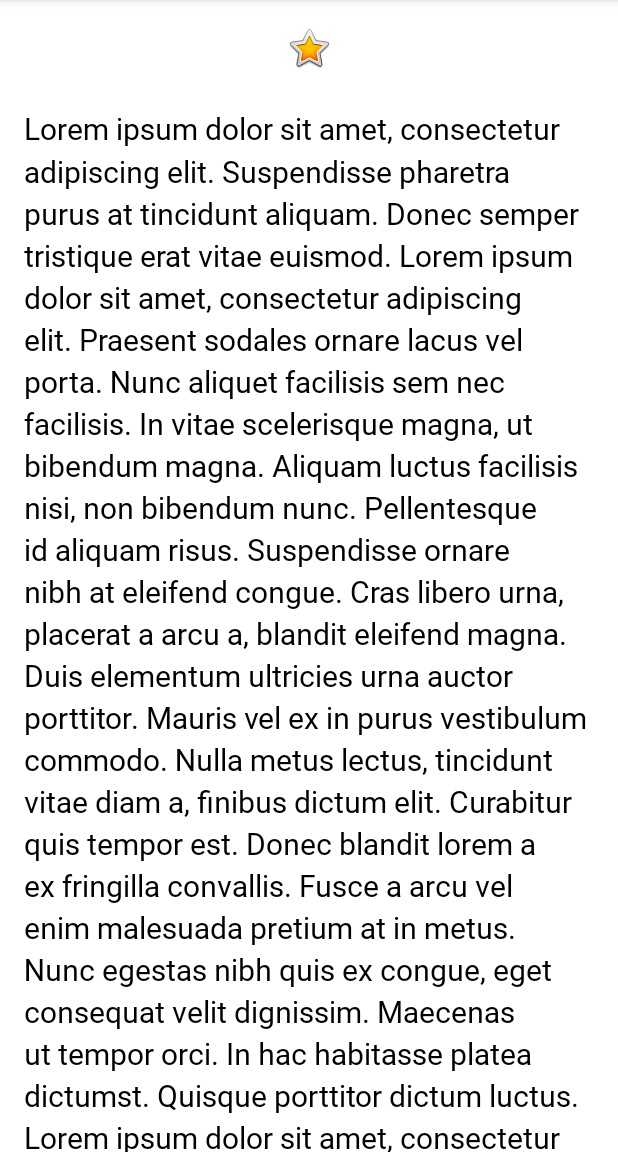
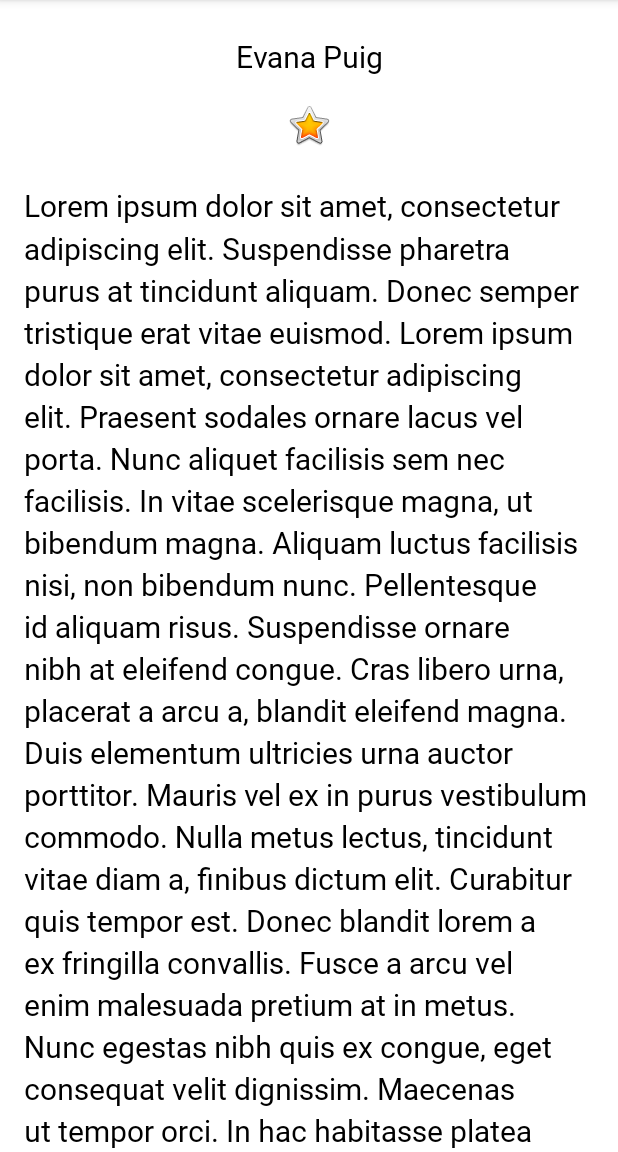
Before and after one commit to EvanaPuig/About-Me, an Android app: the screen it shows after launch (MainActivity), on a phone screen of 412 x 824 dp, the part 84-1236 px from its top. Run offline under Robolectric (Android 15) with nearby library versions, the phone set to English and light mode, and no system bars.

Commit message:
Puts the name text view back at the top

```diff
--- a/app/src/main/res/layout/activity_main.xml
+++ b/app/src/main/res/layout/activity_main.xml
@@ -4,6 +4,14 @@
   android:layout_width="match_parent"
   android:layout_height="match_parent"
   android:orientation="vertical">
+
+  <TextView
+    android:id="@+id/name_text"
+    style="@style/NameStyle"
+    android:layout_width="match_parent"
+    android:layout_height="wrap_content"
+    android:text="@string/name"
+    android:textAlignment="center" />
 
   <ImageView
     android:id="@+id/star_image"
@@ -28,12 +36,4 @@
       android:lineSpacingMultiplier="1.2"
       android:text="@string/bio" />
   </ScrollView>
-
-  <TextView
-    android:id="@+id/name_text"
-    style="@style/NameStyle"
-    android:layout_width="match_parent"
-    android:layout_height="wrap_content"
-    android:text="@string/name"
-    android:textAlignment="center" />
 </LinearLayout>
```
